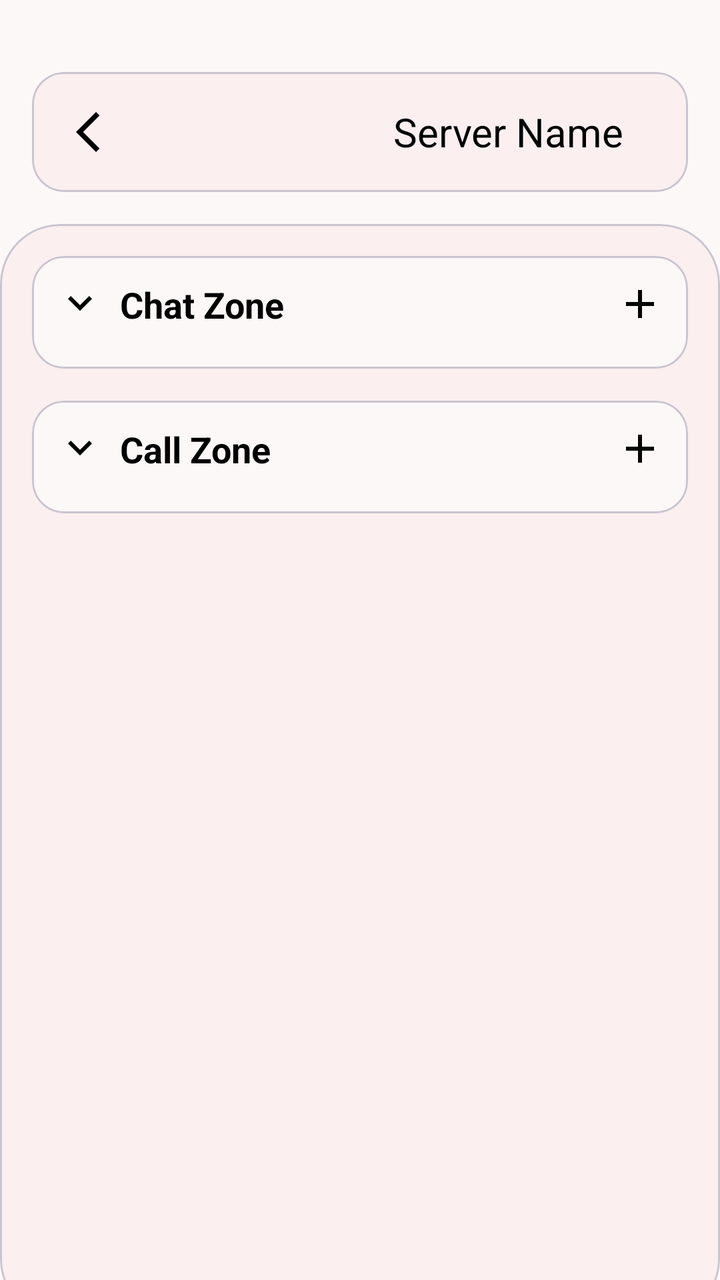
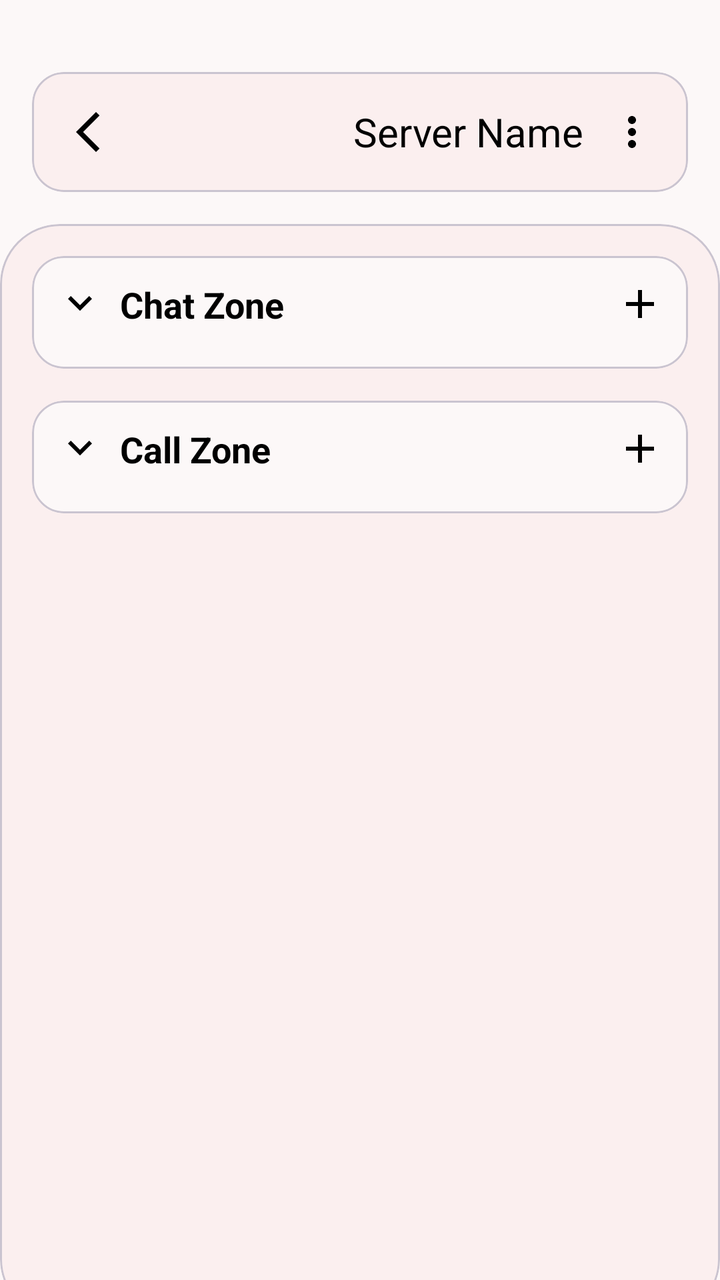

The first picture is an Android layout as it rendered before a commit; the second is the same layout after the commit. The layout source and the unified diff follow.
<!-- AndroidManifest.xml: application theme Theme.SE114_CallingSystem -->
<!-- res/layout/activity_server_on_click.xml -->
<?xml version="1.0" encoding="utf-8"?>
<RelativeLayout xmlns:android="http://schemas.android.com/apk/res/android"
    xmlns:app="http://schemas.android.com/apk/res-auto"
    android:layout_width="match_parent"
    android:layout_height="match_parent"
    android:background="@color/bg_default">

    <com.google.android.material.card.MaterialCardView
        android:id="@+id/topBar"
        android:layout_width="match_parent"
        android:layout_height="60dp"
        android:layout_marginHorizontal="16dp"
        android:layout_marginTop="36dp"
        android:layout_marginBottom="16dp"
        app:cardBackgroundColor="@color/bg_alter"
        app:cardCornerRadius="16dp"
        app:cardElevation="0dp">

        <RelativeLayout
            android:layout_width="match_parent"
            android:layout_height="match_parent"
            android:paddingHorizontal="16dp">

            <ImageView
                android:id="@+id/btnBack"
                android:layout_width="24dp"
                android:layout_height="24dp"
                android:layout_alignParentStart="true"
                android:layout_centerVertical="true"
                android:src="@drawable/icon_backbutton"
                app:tint="@color/tint_default" />

            <TextView
                android:id="@+id/tvServerName"
                android:layout_width="wrap_content"
                android:layout_height="wrap_content"
                android:layout_alignParentEnd="true"
                android:layout_centerVertical="true"
                android:layout_marginEnd="16dp"
                android:text="Server Name"
                android:textColor="@color/tint_default"
                android:textSize="20sp" />
        </RelativeLayout>
    </com.google.android.material.card.MaterialCardView>

    <com.google.android.material.card.MaterialCardView
        android:layout_width="match_parent"
        android:layout_height="match_parent"
        android:layout_below="@id/topBar"
        android:layout_marginBottom="-20dp"
        app:cardBackgroundColor="@color/bg_alter"
        app:cardCornerRadius="30dp"
        app:cardElevation="0dp">

        <ScrollView
            android:layout_width="match_parent"
            android:layout_height="match_parent"
            android:fillViewport="true"
            android:scrollbars="vertical">

            <LinearLayout
                android:layout_width="match_parent"
                android:layout_height="wrap_content"
                android:orientation="vertical"
                android:padding="16dp">

                <com.google.android.material.card.MaterialCardView
                    android:id="@+id/chatCard"
                    android:layout_width="match_parent"
                    android:layout_height="wrap_content"
                    android:layout_marginBottom="16dp"
                    app:cardBackgroundColor="@color/bg_default"
                    app:cardCornerRadius="16dp"
                    app:cardElevation="0dp">

                    <LinearLayout
                        android:layout_width="match_parent"
                        android:layout_height="wrap_content"
                        android:orientation="vertical"
                        android:padding="12dp">

                        <LinearLayout
                            android:layout_width="match_parent"
                            android:layout_height="wrap_content"
                            android:gravity="center_vertical"
                            android:orientation="horizontal">

                            <ImageView
                                android:id="@+id/expandChatZone"
                                android:layout_width="24dp"
                                android:layout_height="24dp"
                                android:src="@drawable/icon_expandbutton" />

                            <TextView
                                android:layout_width="0dp"
                                android:layout_height="wrap_content"
                                android:layout_marginStart="8dp"
                                android:layout_weight="1"
                                android:text="Chat Zone"
                                android:textColor="@color/tint_default"
                                android:textSize="18sp"
                                android:textStyle="bold" />

                            <ImageView
                                android:id="@+id/btnAddChannel"
                                android:layout_width="24dp"
                                android:layout_height="24dp"
                                android:src="@drawable/icon_add"
                                app:tint="@color/tint_default" />

                        </LinearLayout>

                        <androidx.recyclerview.widget.RecyclerView
                            android:id="@+id/rvChatChannels"
                            android:layout_width="match_parent"
                            android:layout_height="wrap_content"
                            android:layout_marginTop="8dp"
                            android:visibility="visible" />
                    </LinearLayout>
                </com.google.android.material.card.MaterialCardView>

                <com.google.android.material.card.MaterialCardView
                    android:id="@+id/callCard"
                    android:layout_width="match_parent"
                    android:layout_height="wrap_content"
                    app:cardBackgroundColor="@color/bg_default"
                    app:cardCornerRadius="16dp"
                    app:cardElevation="0dp">

                    <LinearLayout
                        android:layout_width="match_parent"
                        android:layout_height="wrap_content"
                        android:orientation="vertical"
                        android:padding="12dp">

                        <LinearLayout
                            android:layout_width="match_parent"
                            android:layout_height="wrap_content"
                            android:gravity="center_vertical"
                            android:orientation="horizontal">

                            <ImageView
                                android:id="@+id/expandCallZone"
                                android:layout_width="24dp"
                                android:layout_height="24dp"
                                android:src="@drawable/icon_expandbutton" />

                            <TextView
                                android:layout_width="0dp"
                                android:layout_height="wrap_content"
                                android:layout_marginStart="8dp"
                                android:layout_weight="1"
                                android:text="Call Zone"
                                android:textColor="@color/tint_default"
                                android:textSize="18sp"
                                android:textStyle="bold" />

                            <ImageView
                                android:id="@+id/btnAddCallChannel"
                                android:layout_width="24dp"
                                android:layout_height="24dp"
                                android:src="@drawable/icon_add"
                                app:tint="@color/tint_default" />
                        </LinearLayout>

                        <androidx.recyclerview.widget.RecyclerView
                            android:id="@+id/rvCallChannels"
                            android:layout_width="match_parent"
                            android:layout_height="wrap_content"
                            android:layout_marginTop="8dp"
                            android:visibility="visible" />

                    </LinearLayout>
                </com.google.android.material.card.MaterialCardView>

            </LinearLayout>
        </ScrollView>
    </com.google.android.material.card.MaterialCardView>
</RelativeLayout>
<!-- resources referenced by this layout -->
<resources>
  <color name="bg_alter">#FBEFEF</color>
  <color name="bg_default">#FCF8F8</color>
  <color name="tint_default">#000000</color>
  <!-- drawable icon_add (drawable) -->
  <vector xmlns:android="http://schemas.android.com/apk/res/android"
      android:width="24dp"
      android:height="24dp"
      android:viewportWidth="960"
      android:viewportHeight="960">
    <path
        android:pathData="M440,520L200,520v-80h240v-240h80v240h240v80L520,520v240h-80v-240Z"
        android:fillColor="#000000"/>
  </vector>
  <!-- drawable icon_backbutton (drawable) -->
  <vector xmlns:android="http://schemas.android.com/apk/res/android"
      android:width="24dp"
      android:height="24dp"
      android:viewportWidth="960"
      android:viewportHeight="960">
    <path
        android:pathData="M640,880 L240,480l400,-400 71,71 -329,329 329,329 -71,71Z"
        android:fillColor="#000000"/>
  </vector>
  <!-- drawable icon_expandbutton (drawable) -->
  <vector xmlns:android="http://schemas.android.com/apk/res/android"
      android:width="24dp"
      android:height="24dp"
      android:viewportWidth="960"
      android:viewportHeight="960">
    <path
        android:pathData="M480,616 L240,376l56,-56 184,184 184,-184 56,56 -240,240Z"
        android:fillColor="#000000"/>
  </vector>
  <style name="Theme.SE114_CallingSystem" parent="Base.Theme.SE114_CallingSystem" />
  <style name="Base.Theme.SE114_CallingSystem" parent="Theme.Material3.DayNight.NoActionBar">
          
          
      </style>
</resources>

<!-- the commit's change to res/layout/activity_server_on_click.xml (unified diff, before → after) -->
@@ -1,6 +1,7 @@
 <?xml version="1.0" encoding="utf-8"?>
 <RelativeLayout xmlns:android="http://schemas.android.com/apk/res/android"
     xmlns:app="http://schemas.android.com/apk/res-auto"
+    android:id="@+id/rootLayout"
     android:layout_width="match_parent"
     android:layout_height="match_parent"
     android:background="@color/bg_default">
@@ -30,20 +31,33 @@
                 android:src="@drawable/icon_backbutton"
                 app:tint="@color/tint_default" />
 
+            
+            <ImageView
+                android:id="@+id/btnServerSettings"
+                android:layout_width="24dp"
+                android:layout_height="24dp"
+                android:layout_alignParentEnd="true"
+                android:layout_centerVertical="true"
+                android:src="@drawable/icon_more_vert"
+                app:tint="@color/tint_default" />
+
+            
             <TextView
                 android:id="@+id/tvServerName"
                 android:layout_width="wrap_content"
                 android:layout_height="wrap_content"
-                android:layout_alignParentEnd="true"
+                android:layout_toStartOf="@id/btnServerSettings"
                 android:layout_centerVertical="true"
-                android:layout_marginEnd="16dp"
+                android:layout_marginEnd="12dp"
                 android:text="Server Name"
                 android:textColor="@color/tint_default"
                 android:textSize="20sp" />
+
         </RelativeLayout>
     </com.google.android.material.card.MaterialCardView>
 
     <com.google.android.material.card.MaterialCardView
+        android:id="@+id/mainBackgroundCard"
         android:layout_width="match_parent"
         android:layout_height="match_parent"
         android:layout_below="@id/topBar"
<!-- resource entries referenced after the edit -->
@@ -33,6 +33,17 @@
         android:pathData="M480,616 L240,376l56,-56 184,184 184,-184 56,56 -240,240Z"
         android:fillColor="#000000"/>
   </vector>
+  <!-- drawable icon_more_vert (drawable) -->
+  <?xml version="1.0" encoding="utf-8"?>
+  <vector xmlns:android="http://schemas.android.com/apk/res/android"
+      android:width="24dp"
+      android:height="24dp"
+      android:viewportWidth="24"
+      android:viewportHeight="24">
+    <path
+        android:fillColor="#FFFFFF"
+        android:pathData="M12,8c1.1,0 2,-0.9 2,-2s-0.9,-2 -2,-2 -2,0.9 -2,2 0.9,2 2,2zM12,10c-1.1,0 -2,0.9 -2,2s0.9,2 2,2 2,-0.9 2,-2 -0.9,-2 -2,-2zM12,16c-1.1,0 -2,0.9 -2,2s0.9,2 2,2 2,-0.9 2,-2 -0.9,-2 -2,-2z"/>
+  </vector>
   <style name="Theme.SE114_CallingSystem" parent="Base.Theme.SE114_CallingSystem" />
   <style name="Base.Theme.SE114_CallingSystem" parent="Theme.Material3.DayNight.NoActionBar">
           
